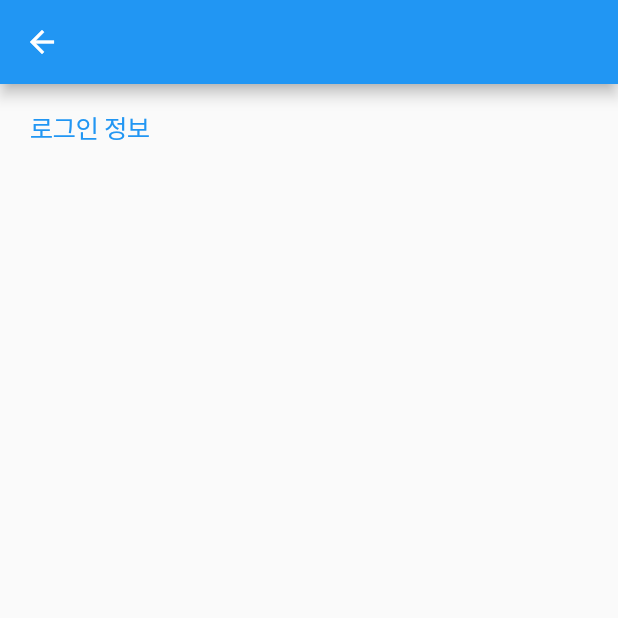
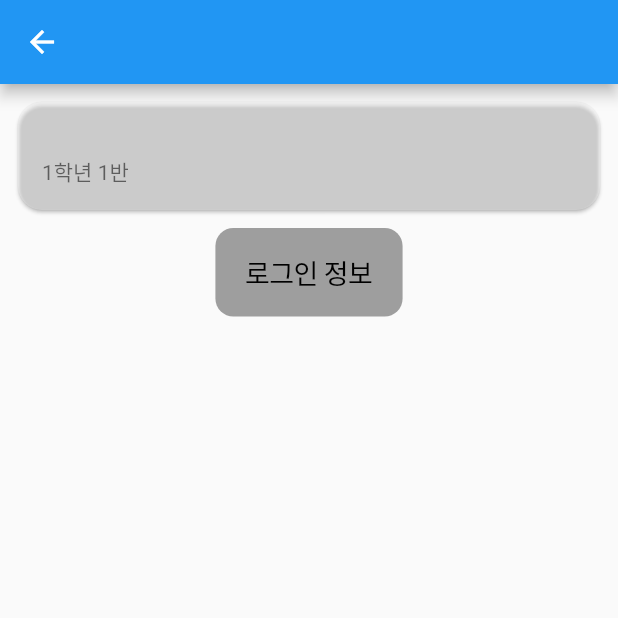
Before and after one commit to oyc0401/pubuk, a Flutter app: the profile screen opened directly, on a phone screen of 412 x 824 dp, the top half of it. Run offline on Flutter 3.47's test engine with Material 2 defaults, Android fonts, the phone set to English and light mode, and no system bars; our stand-ins replace cloud_firestore, firebase_auth, firebase_core, flutter_native_splash, flutter_signin_button, google_sign_in and 2 more; missing offline and left inert: ntp, select_dialog; accounts and stored records are empty; network calls fail.

Commit message:
내정보 페이지 ui 바꿈

```diff
--- a/lib/page/Profile/accountInfo.dart
+++ b/lib/page/Profile/accountInfo.dart
@@ -22,18 +22,6 @@ class _AccountInfoState extends State<AccountInfo> {
       body: Column(
         children: [
           AccountWidget(),
-          // FutureBuilder(
-          //   builder: (BuildContext context, AsyncSnapshot snapshot) {
-          //     if (snapshot.hasData == false) {
-          //       return waiting();
-          //     } else if (snapshot.hasError) {
-          //       return error(snapshot);
-          //     } else {
-          //       return myprofileSection(snapshot);
-          //     }
-          //   },
-          //   future: getProfile(),
-          // ),
         ],
       ),
     );
@@ -76,13 +64,28 @@ class _AccountInfoState extends State<AccountInfo> {
   Logout() async {
     await FirebaseAuth.instance.signOut();
 
+    navigateHome();
+  }
+
+  deleteUser() async{
+    try {
+      await FirebaseAuth.instance.currentUser!.delete();
+      print("삭제!");
+      navigateHome();
+
+    } on FirebaseAuthException catch (e) {
+      if (e.code == 'requires-recent-login') {
+        print('The user must reauthenticate before this operation can be executed.');
+      }
+    }
+  }
+
+  void navigateHome(){
     Navigator.pushAndRemoveUntil(
         context,
         CupertinoPageRoute(
           builder: (context) => const MyHomePage(),
         ),
-        (route) => false);
+            (route) => false);
   }
-
-  deleteUser() {}
 }
--- a/lib/page/Profile/profile.dart
+++ b/lib/page/Profile/profile.dart
@@ -48,11 +48,12 @@ class _profileState extends State<profile> {
               } else if (snapshot.hasError) {
                 return error(snapshot);
               } else {
-                return myprofileSection(snapshot);
+                return success(snapshot);
               }
             },
             future: getProfile(),
           ),
+          Logined(),
         ],
       ),
     );
@@ -77,19 +78,28 @@ class _profileState extends State<profile> {
     );
   }
 
-  Widget myprofileSection(AsyncSnapshot<dynamic> snapshot) {
+  Widget success(AsyncSnapshot<dynamic> snapshot) {
     UserProfile userProfile = snapshot.data;
+    return InkWell(
+      onTap: navigateSetting,
+      child: Card(
+          margin: EdgeInsets.all(12),
+          shape: RoundedRectangleBorder(
+            borderRadius: BorderRadius.circular(16.0),
+          ),
+          color: Colors.white30,
+          child: ListTile(
+            title: Text(userProfile.schoolName),
+            subtitle: Text("${userProfile.grade}학년 ${userProfile.Class}반 "),
+          )),
+    );
+  }
+
+  Widget Logined() {
     User? user = FirebaseAuth.instance.currentUser;
 
     if (user == null) {
-      return InkWell(
-        child: Container(
-          child: Text('로그인'),
-          height: 100,
-          color: Colors.grey,
-        ),
-        onTap: navigateSignIn,
-      );
+      return Container();
     }
 
     String uid = user.uid;
@@ -99,21 +109,12 @@ class _profileState extends State<profile> {
     return Column(
       children: [
         CupertinoButton(
-          child: Text('로그인 정보'),
+          child: Text(
+            '로그인 정보',
+            style: TextStyle(fontSize: 18, color: Colors.black),
+          ),
+          color: Colors.grey,
           onPressed: navigateAccountInfo,
-        ),
-        InkWell(
-          child: Container(
-            height: 100,
-            color: Colors.grey,
-            child: Column(
-              children: [
-                Text(userProfile.nickname),
-                Text(uid),
-              ],
-            ),
-          ),
-          onTap: navigateSetting,
         ),
       ],
     );
```
